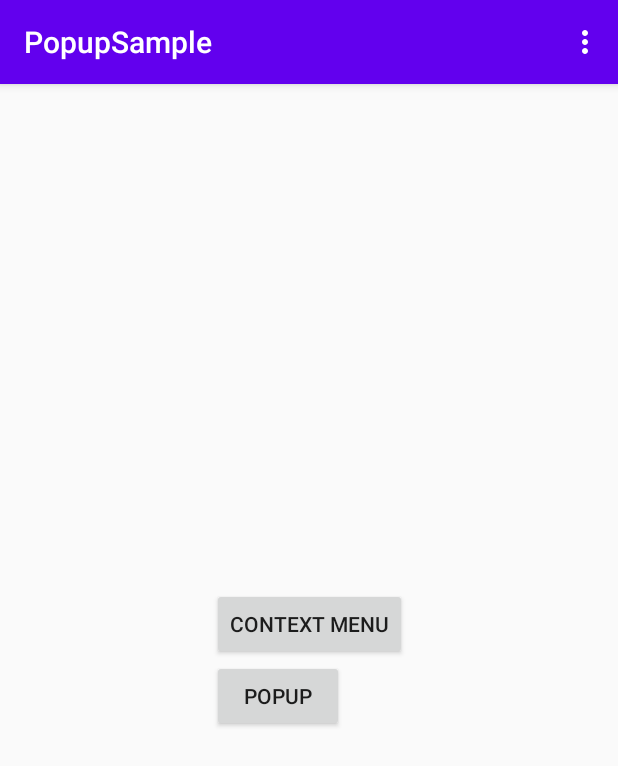
After one commit to adventam10/PopupSample, an Android app: the MenuActivity screen opened directly, with no data from a screen before it, on a phone screen of 412 x 824 dp. The commit adds this screen. Shown: the top 766 px of the screen. Run offline under Robolectric (Android 15) with nearby library versions, the phone set to English and light mode, and no system bars.

Commit message:
Add menu

```diff
--- a/PopupSample/app/src/main/AndroidManifest.xml
+++ b/PopupSample/app/src/main/AndroidManifest.xml
@@ -9,7 +9,8 @@
         android:roundIcon="@mipmap/ic_launcher_round"
         android:supportsRtl="true"
         android:theme="@style/AppTheme">
-        <activity android:name=".SnackBarActivity"></activity>
+        <activity android:name=".MenuActivity"></activity>
+        <activity android:name=".SnackBarActivity" />
         <activity android:name=".ToastActivity" />
         <activity android:name=".DialogActivity" />
         <activity android:name=".MainActivity">
--- a/PopupSample/app/src/main/java/com/example/popupsample/MainActivity.kt
+++ b/PopupSample/app/src/main/java/com/example/popupsample/MainActivity.kt
@@ -24,7 +24,7 @@ class MainActivity : AppCompatActivity() {
                 Menu.PopupWindow -> Intent(this, DialogActivity::class.java)
                 Menu.Toast -> Intent(this, ToastActivity::class.java)
                 Menu.SnackBar -> Intent(this, SnackBarActivity::class.java)
-                Menu.Menu -> Intent(this, DialogActivity::class.java)
+                Menu.Menu -> Intent(this, MenuActivity::class.java)
             }
 
             startActivity(intent)
--- /dev/null
+++ b/PopupSample/app/src/main/res/layout/activity_menu.xml
@@ -0,0 +1,29 @@
+<?xml version="1.0" encoding="utf-8"?>
+<androidx.constraintlayout.widget.ConstraintLayout xmlns:android="http://schemas.android.com/apk/res/android"
+    xmlns:app="http://schemas.android.com/apk/res-auto"
+    xmlns:tools="http://schemas.android.com/tools"
+    android:layout_width="match_parent"
+    android:layout_height="match_parent"
+    tools:context=".MenuActivity">
+    <LinearLayout
+        android:layout_width="wrap_content"
+        android:layout_height="wrap_content"
+        android:orientation="vertical"
+        app:layout_constraintStart_toStartOf="parent"
+        app:layout_constraintEnd_toEndOf="parent"
+        app:layout_constraintTop_toTopOf="parent"
+        app:layout_constraintBottom_toBottomOf="parent">
+
+        <Button
+            android:id="@+id/button_context_menu"
+            android:layout_width="wrap_content"
+            android:layout_height="wrap_content"
+            android:text="Context Menu" />
+        <Button
+            android:id="@+id/button_popup"
+            android:layout_width="wrap_content"
+            android:layout_height="wrap_content"
+            android:text="Popup" />
+    </LinearLayout>
+
+</androidx.constraintlayout.widget.ConstraintLayout>
--- /dev/null
+++ b/PopupSample/app/src/main/res/menu/context_menu.xml
@@ -0,0 +1,23 @@
+<?xml version="1.0" encoding="utf-8"?>
+<menu xmlns:android="http://schemas.android.com/apk/res/android">
+    <item android:id="@+id/section1"
+        android:title="セクション１" >
+        <menu>
+            <item android:id="@+id/section1_menu1"
+                android:title="メニュー１" />
+            <item android:id="@+id/section1_menu2"
+                android:title="メニュー２" />
+        </menu>
+    </item>
+    <item android:id="@+id/section2"
+        android:title="セクション２" >
+        <menu>
+            <item android:id="@+id/section2_menu1"
+                android:title="メニュー３" />
+            <item android:id="@+id/section2_menu2"
+                android:title="メニュー４" />
+        </menu>
+    </item>
+    <item android:id="@+id/section3"
+        android:title="セクション３" />
+</menu>
--- /dev/null
+++ b/PopupSample/app/src/main/res/menu/option_menu.xml
@@ -0,0 +1,23 @@
+<?xml version="1.0" encoding="utf-8"?>
+<menu xmlns:android="http://schemas.android.com/apk/res/android">
+    <item android:id="@+id/section1"
+        android:title="セクション１" >
+        <menu>
+            <item android:id="@+id/section1_menu1"
+                android:title="メニュー１" />
+            <item android:id="@+id/section1_menu2"
+                android:title="メニュー２" />
+        </menu>
+    </item>
+    <item android:id="@+id/section2"
+        android:title="セクション２" >
+        <menu>
+            <item android:id="@+id/section2_menu1"
+                android:title="メニュー３" />
+            <item android:id="@+id/section2_menu2"
+                android:title="メニュー４" />
+        </menu>
+    </item>
+    <item android:id="@+id/section3"
+        android:title="セクション３" />
+</menu>
--- /dev/null
+++ b/PopupSample/app/src/main/res/menu/popup_menu.xml
@@ -0,0 +1,23 @@
+<?xml version="1.0" encoding="utf-8"?>
+<menu xmlns:android="http://schemas.android.com/apk/res/android">
+    <item android:id="@+id/section1"
+        android:title="セクション１" >
+        <menu>
+            <item android:id="@+id/section1_menu1"
+                android:title="メニュー１" />
+            <item android:id="@+id/section1_menu2"
+                android:title="メニュー２" />
+        </menu>
+    </item>
+    <item android:id="@+id/section2"
+        android:title="セクション２" >
+        <menu>
+            <item android:id="@+id/section2_menu1"
+                android:title="メニュー３" />
+            <item android:id="@+id/section2_menu2"
+                android:title="メニュー４" />
+        </menu>
+    </item>
+    <item android:id="@+id/section3"
+        android:title="セクション３" />
+</menu>
```
Also changed, not shown: PopupSample/app/src/main/java/com/example/popupsample/MenuActivity.kt (added, +116 -0 lines).
